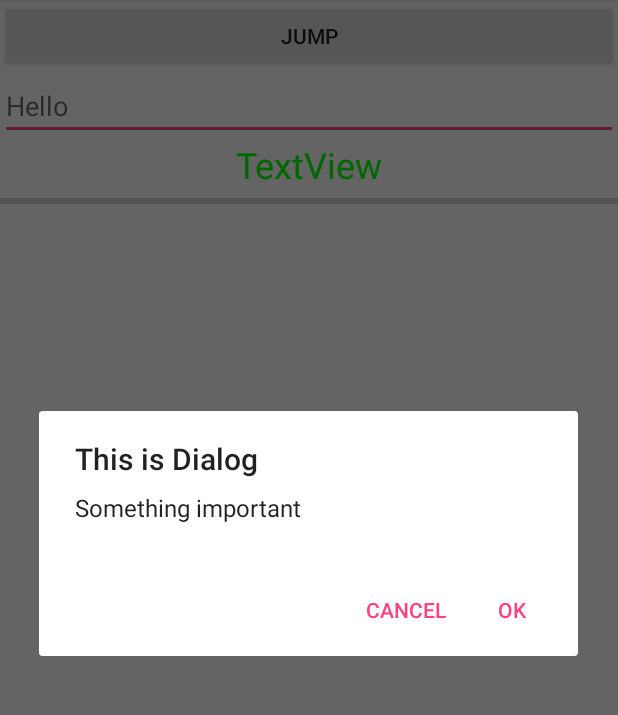
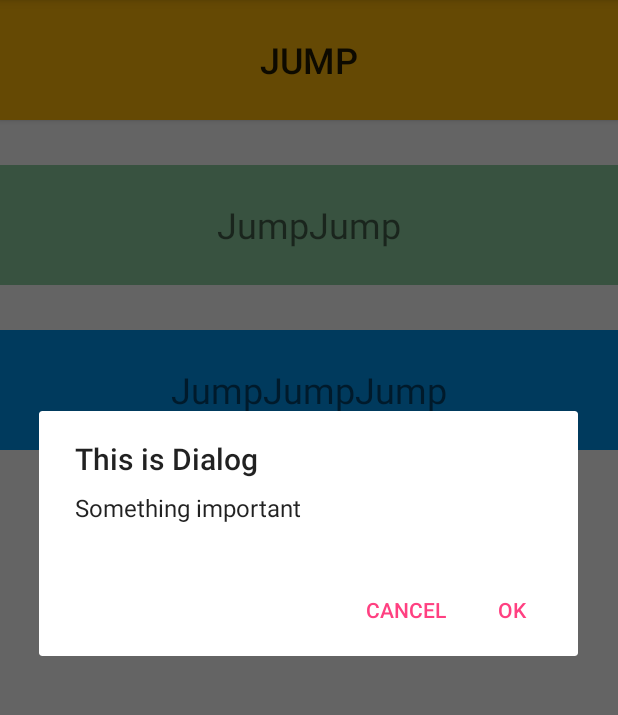
Before and after one commit to zhuzhudaren2b/myappgit, an Android app: the screen it shows after launch (MainActivity), in the options menu, after a tap on "ADD", on a phone screen of 412 x 824 dp, the part 84-799 px from its top. Run offline under Robolectric (Android 15) with nearby library versions, the phone set to English and light mode, and no system bars; our stand-ins replace CircleImageView; pictures from the network do not load.

Commit message:
[refactor] deal with refactor

```diff
--- a/app/src/main/AndroidManifest.xml
+++ b/app/src/main/AndroidManifest.xml
@@ -17,7 +17,7 @@
     <application
         android:name="com.example.zhangzhu.myapplication.MyApplication"
         android:allowBackup="true"
-        android:icon="@mipmap/ic_launcher"
+        android:icon="@mipmap/ic_launcher_round"
         android:label="@string/app_name"
         android:roundIcon="@mipmap/ic_launcher_round"
         android:supportsRtl="true"
--- a/app/src/main/java/com/example/zhangzhu/myapplication/MainActivity.java
+++ b/app/src/main/java/com/example/zhangzhu/myapplication/MainActivity.java
@@ -14,6 +14,7 @@ import android.view.MenuItem;
 import android.view.View;
 import android.widget.Button;
 import android.widget.ProgressBar;
+import android.widget.TextView;
 import android.widget.Toast;
 
 import com.example.zhangzhu.myapplication.CustomView.SuccessCatchPushView;
@@ -27,11 +28,10 @@ import java.io.IOException;
 import okhttp3.Call;
 import okhttp3.Response;
 
-public class MainActivity extends BaseActivity {
+public class MainActivity extends BaseActivity implements View.OnClickListener{
     Button btn;
-//    ImageView imView;
-    ProgressBar pb1;
-    ProgressBar pb2;
+    TextView textView;
+    TextView textView2;
     TestPoPLayout tpp;
     SuccessCatchPushView mSuccessCatchPushView;
     boolean isShow = false;
@@ -43,33 +43,106 @@ public class MainActivity extends BaseActivity {
         super.onCreate(savedInstanceState);
         setContentView(R.layout.activity_first);
         initView();
-        initMethod();
+        initMethodEntry();
+    }
 
+    /*初始化控件*/
+    private void initView() {
+        btn = findViewById(R.id.jumpButton);
+        textView = findViewById(R.id.textView);
+        textView2 = findViewById(R.id.textView_2);
+        btn.setOnClickListener(this);
+        textView.setOnClickListener(this);
+        textView2.setOnClickListener(this);
+
+        tpp = (TestPoPLayout) findViewById(R.id.test_pop_layout);
+        mSuccessCatchPushView = (SuccessCatchPushView) findViewById(R.id.success_catch_push);
+    }
+
+    @Override
+    public void onClick(View v) {
+        //something to do
+        switch (v.getId()) {
+            case R.id.jumpButton:
+//                DialerToast.showMessage(MainActivity.this, "1", 1);
+                break;
+            case R.id.textView:
+//                DialerToast.showMessage(MainActivity.this, "2", 1);
+                break;
+            case R.id.textView_2:
+//                DialerToast.showMessage(MainActivity.this, "3", 1);
+                break;
+            default:
+                break;
+        }
+    }
+
+    public void initMethodEntry() {
+        /*测试各类功能activity的入口*/
+//        startIndexActivity(1);
+
+        /*测试6.0权限*/
+//        getPermission();
+//        new CheckPermission(this).checkPermission();
+
+        /*测试联网*/
+//        httpSendTest();
+
+         /*测试fragment dialog蒙版*/
+//        ProfitGuideDialogFragment fragment = ProfitGuideDialogFragment.newInstance(0);
+//        getSupportFragmentManager().beginTransaction().add(fragment, ProfitGuideDialogFragment.class.getSimpleName()).commitAllowingStateLoss();
+
+        /*测试homekey receiver*/
+//        mHomeButtonCallBackReceiver = new HomeButtonCallBackReceiver();
+//        IntentFilter intentFilter = new IntentFilter(Intent.ACTION_CLOSE_SYSTEM_DIALOGS);
+//        registerReceiver(mHomeButtonCallBackReceiver, intentFilter);
+
+        /*测试service*/
+//        startService(new Intent(this, TestService.class));
+
+        /*测试notification*/
 //        testNotification();
+
+        /*测试toast*/
+//        DialerToast.showMessage(MainActivity.this, "Me TEST bottom:"+ Gravity.BOTTOM+", center:"+Gravity.CENTER, 0, Gravity.BOTTOM, 0,500);
+
+        /*自定义view和动画相关*/
+//        hideOrShow();
+//        playAnimator(tpp);
+
+    }
+
+    /*测试各类功能activity的入口*/
+    public void startIndexActivity(int index) {
+        Intent startIndexActivity;
+        switch(index){
+            case 1:
+                startIndexActivity = new Intent(MainActivity.this, RecyclerViewTestActivity.class);
+                break;
+            case 2:
+                startIndexActivity = new Intent(MainActivity.this, ConversionActivity.class);
+                break;
+            case 3:
+                startIndexActivity = new Intent(MainActivity.this, FragmentTestActivity.class);
+                break;
+            case 4:
+                startIndexActivity = new Intent(MainActivity.this, SencerActivity.class);
+                break;
+            case 5:
+                startIndexActivity = new Intent(MainActivity.this, FragmentTestActivity.class);
+                break;
+            case 6:
+                startIndexActivity = new Intent(MainActivity.this, FragmentTestActivity.class);
+                break;
+            default:
+                startIndexActivity = new Intent(MainActivity.this, RecyclerViewTestActivity.class);
+        }
+        startActivityForResult(startIndexActivity, 110);
     }
 
     private void testNotification() {
         AppNotification an = new AppNotification(this);
         an.notifyStart();
-    }
-
-    public void initMethod() {
-//        startIndexActivity(1);
-//        getPermission();
-// new CheckPermission(this).checkPermission();
-//        httpSendTest();
-
-//        ProfitGuideDialogFragment fragment = ProfitGuideDialogFragment.newInstance(0);
-//        getSupportFragmentManager().beginTransaction().add(fragment, ProfitGuideDialogFragment.class.getSimpleName()).commitAllowingStateLoss();
-
-//        mHomeButtonCallBackReceiver = new HomeButtonCallBackReceiver();
-//        IntentFilter intentFilter = new IntentFilter(Intent.ACTION_CLOSE_SYSTEM_DIALOGS);
-//        registerReceiver(mHomeButtonCallBackReceiver, intentFilter);
-
-//        startService(new Intent(this, TestService.class));
-
-//        Toast.makeText(this, this.getString(R.string.step1string), Toast.LENGTH_LONG).show();
-
     }
 
     @Override
@@ -106,41 +179,14 @@ public class MainActivity extends BaseActivity {
 
     }
 
-    private void initView() {
-        btn = findViewById(R.id.jumpButton);
-//        imView = (ImageView)findViewById(R.id.imageView2);
-//        imView.setImageResource(R.mipmap.pic1);
-//        imView.setVisibility(View.GONE);
-        pb1 = (ProgressBar)findViewById(R.id.progressBar1);
-        pb2 = (ProgressBar)findViewById(R.id.progressBar2);
-        btn.setOnClickListener(new View.OnClickListener() {
-            @Override
-            public void onClick(View v) {
-//                DialerToast.showToast("Me TEST", true, MainActivity.this);
-//                DialerToast.showToastWithPic(MainActivity.this);
-
-
-                DialerToast.showMessage(MainActivity.this, "Me TEST bottom:"+ Gravity.BOTTOM+", center:"+Gravity.CENTER, 0, Gravity.BOTTOM, 0,500);
-//                CommonUtils.showToast(MainActivity.this,"jump",1);
-//                hideOrShow();
-
-//                playAnimator(tpp);
-
-//                someOneCatchTheDoll();
-//                startCamera();
-//                CommonUtils.showToast(MainActivity.this,"phone calling result: "+CommonUtils.getTelephonyCallState(MainActivity.this),1);
-            }
-        });
-        tpp = (TestPoPLayout) findViewById(R.id.test_pop_layout);
-        mSuccessCatchPushView = (SuccessCatchPushView) findViewById(R.id.success_catch_push);
-    }
-
+    /*启动相机*/
     public void startCamera(){
         Intent intent = new Intent("android.media.action.IMAGE_CAPTURE");
 //        intent.putExtra(MediaStore.EXTRA_OUTPUT, imageUri);
         startActivity(intent);
     }
 
+    /*自定义view弹框*/
     public void someOneCatchTheDoll() {
         String url = "http://cootek-dialer-download.oss-cn-hangzhou.aliyuncs.com/social_head/head/14128675938765421684.png";
         String dollName = "大皮卡丘";
@@ -229,43 +275,10 @@ public class MainActivity extends BaseActivity {
         set.start();
     }
 
-    public void startIndexActivity(int index) {
-        Intent startIndexActivity;
-        switch(index){
-            case 1:
-                startIndexActivity = new Intent(MainActivity.this, RecyclerViewTestActivity.class);
-                break;
-            case 2:
-                startIndexActivity = new Intent(MainActivity.this, ConversionActivity.class);
-                break;
-            case 3:
-                startIndexActivity = new Intent(MainActivity.this, FragmentTestActivity.class);
-                break;
-            case 4:
-                startIndexActivity = new Intent(MainActivity.this, SencerActivity.class);
-                break;
-            case 5:
-                startIndexActivity = new Intent(MainActivity.this, FragmentTestActivity.class);
-                break;
-            case 6:
-                startIndexActivity = new Intent(MainActivity.this, FragmentTestActivity.class);
-                break;
-            default:
-                startIndexActivity = new Intent(MainActivity.this, RecyclerViewTestActivity.class);
-        }
-         startActivityForResult(startIndexActivity, 110);
-    }
-
     @Override
     protected void onDestroy() {
         super.onDestroy();
         unregisterReceiver(mHomeButtonCallBackReceiver);
-    }
-
-    public void drawProgram(){
-        int progress = pb2.getProgress();
-        progress+=20;
-        pb2.setProgress(progress);
     }
 
     public void getPermission(){
@@ -287,5 +300,4 @@ public class MainActivity extends BaseActivity {
             }
         });
     }
-
 }
--- a/app/src/main/res/layout/activity_first.xml
+++ b/app/src/main/res/layout/activity_first.xml
@@ -13,45 +13,36 @@
     <Button
         android:id = "@+id/jumpButton"
         android:layout_width="match_parent"
-        android:layout_height="wrap_content"
-        android:text="jump" />
-
-    <EditText
-        android:id="@+id/editText"
-        android:layout_width="match_parent"
-        android:layout_height="wrap_content"
-        android:hint="Hello"
-        android:maxLines="2"/>
+        android:layout_height="80dp"
+        android:background="#fdb60a"
+        android:textSize="24sp"
+        android:text="Jump" />
 
     <TextView
         android:id="@+id/textView"
         android:layout_width="match_parent"
-        android:layout_height="wrap_content"
+        android:layout_height="80dp"
         android:gravity="center"
+        android:layout_marginTop="30dp"
         android:textSize="24sp"
-        android:textColor="#00ff00"
-        android:text="TextView" />
+        android:background="#8022a149"
+        android:text="JumpJump" />
+
+    <TextView
+        android:id="@+id/textView_2"
+        android:layout_width="match_parent"
+        android:layout_height="80dp"
+        android:gravity="center"
+        android:layout_marginTop="30dp"
+        android:textSize="24sp"
+        android:background="#0091ea"
+        android:text="JumpJumpJump" />
 
     <com.example.zhangzhu.myapplication.TestPoPLayout
         android:id="@+id/test_pop_layout"
         android:layout_width="264dp"
         android:layout_height="34dp"
         android:visibility="gone"
-        />
-
-    <ProgressBar
-        android:id="@+id/progressBar1"
-        style="?android:attr/progressBarStyle"
-        android:layout_width="match_parent"
-        android:layout_height="wrap_content"
-        android:visibility="gone"/>
-
-    <ProgressBar
-        android:id="@+id/progressBar2"
-        style="?android:attr/progressBarStyleHorizontal"
-        android:max="100"
-        android:layout_width="match_parent"
-        android:layout_height="wrap_content"
         />
 
     <com.example.zhangzhu.myapplication.CustomView.SuccessCatchPushView
```
